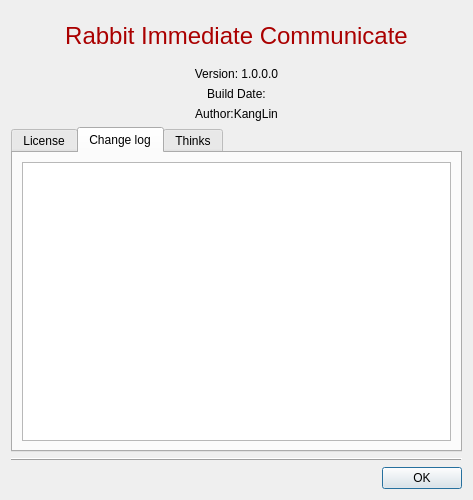
Old version of the form Widgets/DlgAbout/DlgAbout.ui in the repository KangLin/RabbitIm.
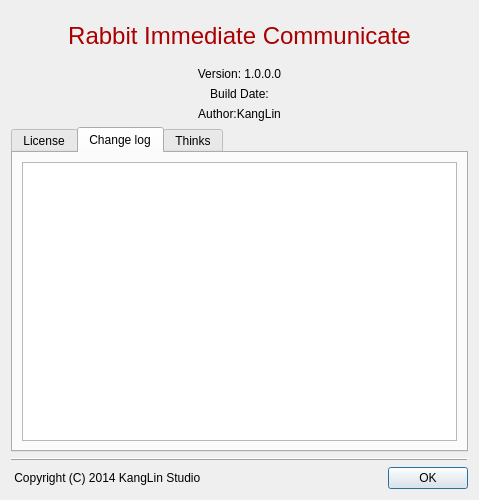
New version of the form. Icons and pictures are not drawn.

What changed in the file:
```diff
--- a/Widgets/DlgAbout/DlgAbout.ui
+++ b/Widgets/DlgAbout/DlgAbout.ui
@@ -6,7 +6,7 @@
    <rect>
     <x>0</x>
     <y>0</y>
-    <width>464</width>
+    <width>479</width>
     <height>500</height>
    </rect>
   </property>
@@ -240,7 +240,28 @@
     </widget>
    </item>
    <item row="6" column="0">
+    <layout class="QHBoxLayout" name="horizontalLayout_2">
+     <item>
+      <widget class="QLabel" name="lbCopyright">
+       <property name="sizePolicy">
+        <sizepolicy hsizetype="Expanding" vsizetype="Preferred">
+         <horstretch>0</horstretch>
+         <verstretch>0</verstretch>
+        </sizepolicy>
+       </property>
+       <property name="text">
+        <string> Copyright (C) 2014 KangLin Studio</string>
+       </property>
+      </widget>
+     </item>
+     <item>
     <widget class="QDialogButtonBox" name="buttonBox">
+       <property name="sizePolicy">
+        <sizepolicy hsizetype="Fixed" vsizetype="Fixed">
+         <horstretch>0</horstretch>
+         <verstretch>0</verstretch>
+        </sizepolicy>
+       </property>
      <property name="orientation">
       <enum>Qt::Horizontal</enum>
      </property>
@@ -248,6 +269,8 @@
       <set>QDialogButtonBox::Ok</set>
      </property>
     </widget>
+     </item>
+    </layout>
    </item>
   </layout>
  </widget>
```
Left out of the diff: 20 changed lines with no effect on the pictures. Lines whose indentation alone changed are shown as unchanged.
